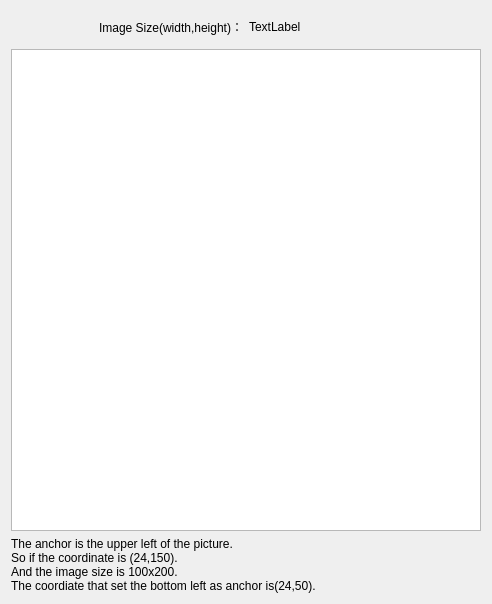
This is dots.ui in Cat7102/Get-Boundary as Qt 5 draws it before an edit. The edited form follows.
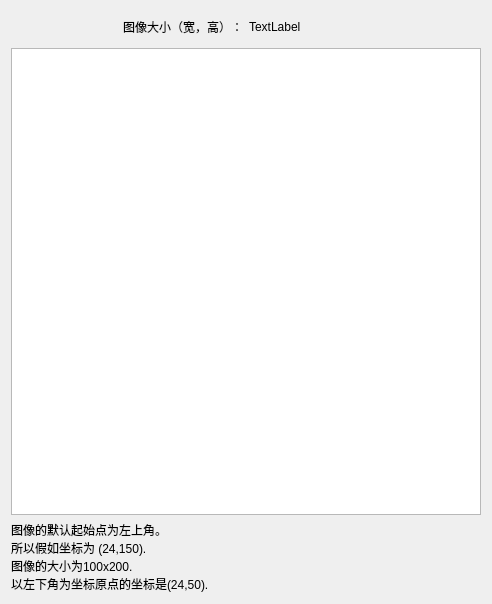
This is the edited form.

Diff of the .ui file:
```diff
--- a/dots.ui
+++ b/dots.ui
@@ -27,7 +27,7 @@
        <item>
         <widget class="QLabel" name="label">
          <property name="text">
-          <string>Image Size(width,height)：</string>
+          <string>图像大小（宽，高）：</string>
          </property>
          <property name="alignment">
           <set>Qt::AlignRight|Qt::AlignTrailing|Qt::AlignVCenter</set>
@@ -49,10 +49,10 @@
      <item>
       <widget class="QLabel" name="label_3">
        <property name="text">
-        <string>The anchor is the upper left of the picture.
-So if the coordinate is (24,150).
-And the image size is 100x200.
-The coordiate that set the bottom left as anchor is(24,50).</string>
+        <string>图像的默认起始点为左上角。
+所以假如坐标为 (24,150).
+图像的大小为100x200.
+以左下角为坐标原点的坐标是(24,50).</string>
        </property>
       </widget>
      </item>
```
